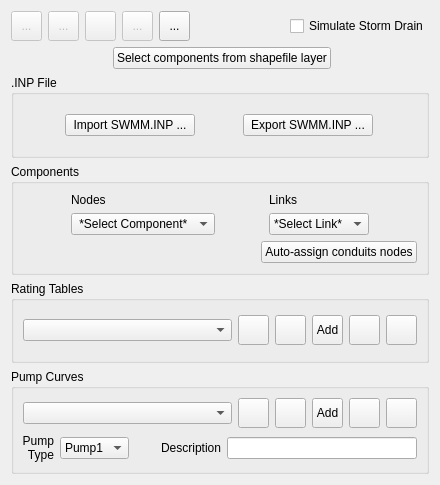
This is flo2d/ui/storm_drain_editor.ui in FLO-2DSoftware/qgis-flo-2d-plugin as Qt 5 draws it before an edit. The edited form follows.
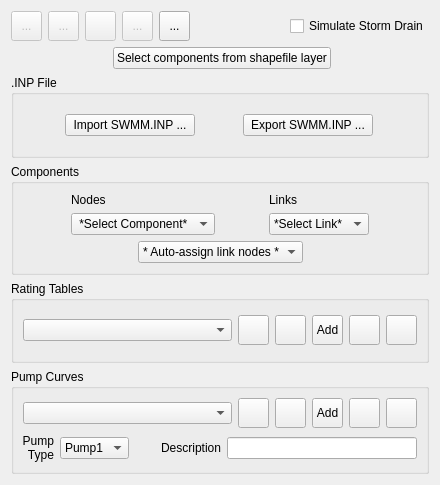
This is the edited form. Icons and pictures are not drawn.

Commit message: SD Auto-assign pump inlet and outlet nodes

```diff
--- a/flo2d/ui/storm_drain_editor.ui
+++ b/flo2d/ui/storm_drain_editor.ui
@@ -329,42 +329,6 @@
       <string>Components</string>
      </property>
      <layout class="QGridLayout" name="gridLayout_3">
-      <item row="1" column="0">
-       <layout class="QHBoxLayout" name="horizontalLayout_5">
-        <item>
-         <spacer name="horizontalSpacer_4">
-          <property name="orientation">
-           <enum>Qt::Horizontal</enum>
-          </property>
-          <property name="sizeHint" stdset="0">
-           <size>
-            <width>40</width>
-            <height>20</height>
-           </size>
-          </property>
-         </spacer>
-        </item>
-        <item>
-         <widget class="QPushButton" name="assign_conduits_nodes_btn">
-          <property name="minimumSize">
-           <size>
-            <width>0</width>
-            <height>22</height>
-           </size>
-          </property>
-          <property name="maximumSize">
-           <size>
-            <width>16777215</width>
-            <height>22</height>
-           </size>
-          </property>
-          <property name="text">
-           <string>Auto-assign conduits nodes</string>
-          </property>
-         </widget>
-        </item>
-       </layout>
-      </item>
       <item row="0" column="0">
        <layout class="QHBoxLayout" name="horizontalLayout_4">
         <item>
@@ -478,6 +442,86 @@
         </item>
        </layout>
       </item>
+      <item row="1" column="0">
+       <layout class="QHBoxLayout" name="horizontalLayout_3">
+        <item>
+         <spacer name="horizontalSpacer_4">
+          <property name="orientation">
+           <enum>Qt::Horizontal</enum>
+          </property>
+          <property name="sizeHint" stdset="0">
+           <size>
+            <width>98</width>
+            <height>20</height>
+           </size>
+          </property>
+         </spacer>
+        </item>
+        <item>
+         <widget class="QComboBox" name="SD_auto_assign_link_nodes_cbo">
+          <property name="sizePolicy">
+           <sizepolicy hsizetype="Fixed" vsizetype="Fixed">
+            <horstretch>0</horstretch>
+            <verstretch>0</verstretch>
+           </sizepolicy>
+          </property>
+          <property name="minimumSize">
+           <size>
+            <width>165</width>
+            <height>22</height>
+           </size>
+          </property>
+          <property name="maximumSize">
+           <size>
+            <width>165</width>
+            <height>22</height>
+           </size>
+          </property>
+          <property name="currentText">
+           <string>* Auto-assign link nodes *</string>
+          </property>
+          <item>
+           <property name="text">
+            <string>* Auto-assign link nodes *</string>
+           </property>
+          </item>
+          <item>
+           <property name="text">
+            <string>Conduits</string>
+           </property>
+          </item>
+          <item>
+           <property name="text">
+            <string>Pumps</string>
+           </property>
+          </item>
+          <item>
+           <property name="text">
+            <string>Orificies</string>
+           </property>
+          </item>
+          <item>
+           <property name="text">
+            <string>Weirs</string>
+           </property>
+          </item>
+         </widget>
+        </item>
+        <item>
+         <spacer name="horizontalSpacer_5">
+          <property name="orientation">
+           <enum>Qt::Horizontal</enum>
+          </property>
+          <property name="sizeHint" stdset="0">
+           <size>
+            <width>98</width>
+            <height>20</height>
+           </size>
+          </property>
+         </spacer>
+        </item>
+       </layout>
+      </item>
      </layout>
     </widget>
    </item>
```
Left out of the diff: 27 changed lines with no effect on the pictures. The commit also changes 3 other files.
